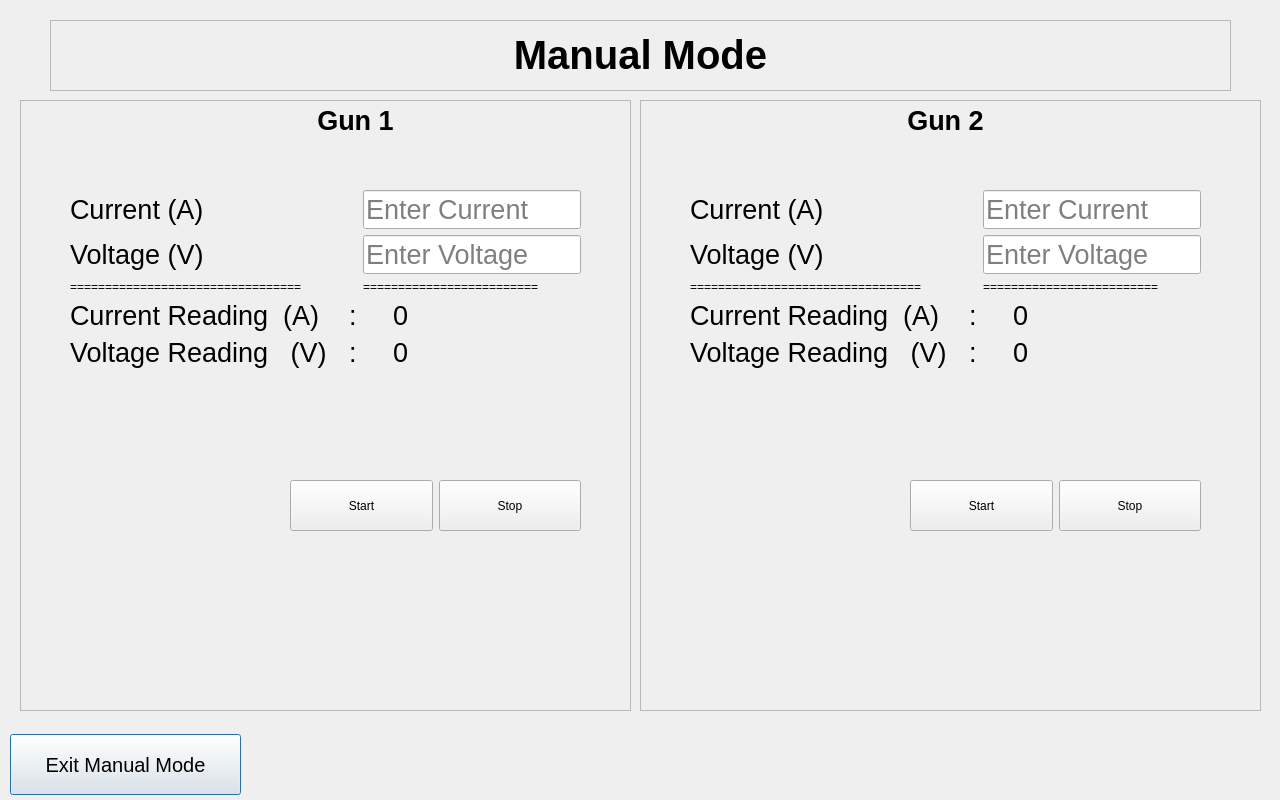
Above: ev2_b1105/manual_op.ui from ashrafulkhn/ev2_60kw before the change. Below: the same form after it.
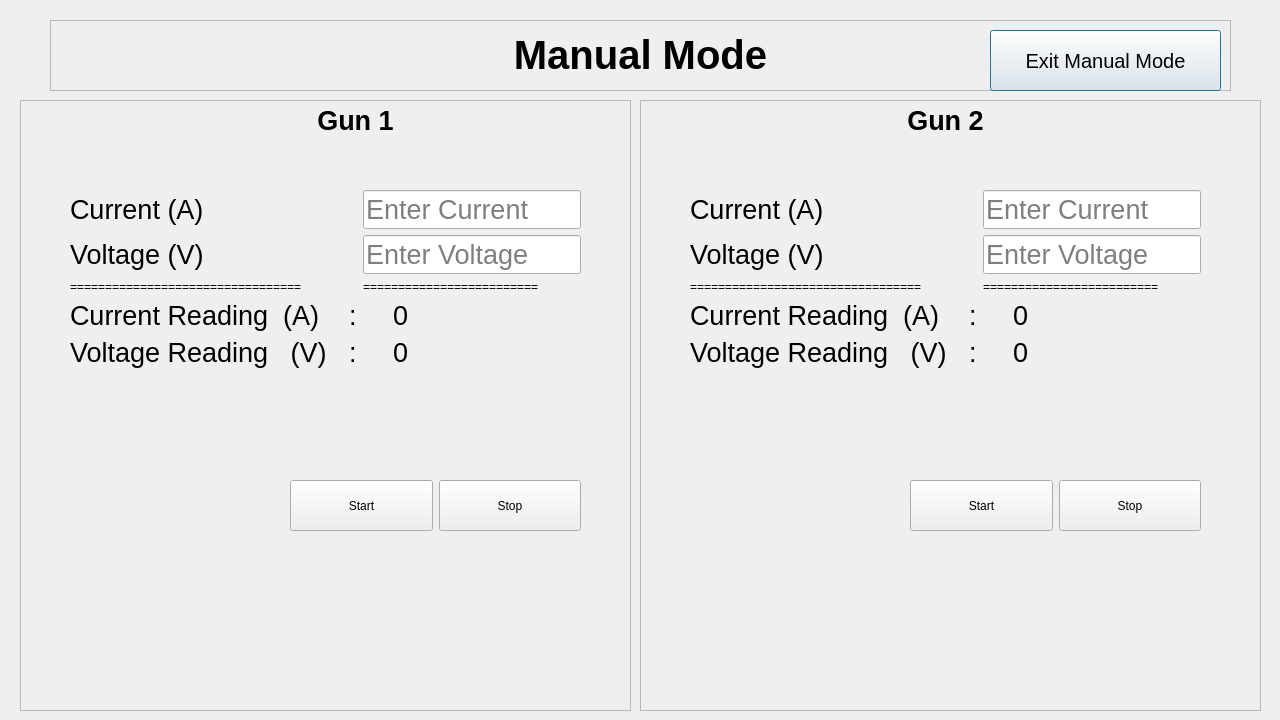
That is the form after the change.

What changed in the file:
```diff
--- a/ev2_b1105/manual_op.ui
+++ b/ev2_b1105/manual_op.ui
@@ -7,30 +7,12 @@
     <x>0</x>
     <y>0</y>
     <width>1280</width>
-    <height>800</height>
+    <height>720</height>
    </rect>
   </property>
   <property name="windowTitle">
    <string>Dialog</string>
   </property>
-  <widget class="QPushButton" name="buttonExitManMode">
-   <property name="geometry">
-    <rect>
-     <x>10</x>
-     <y>734</y>
-     <width>231</width>
-     <height>61</height>
-    </rect>
-   </property>
-   <property name="font">
-    <font>
-     <pointsize>15</pointsize>
-    </font>
-   </property>
-   <property name="text">
-    <string>Exit Manual Mode</string>
-   </property>
-  </widget>
   <widget class="QFrame" name="frame">
    <property name="geometry">
     <rect>
@@ -68,6 +50,24 @@
      <set>Qt::AlignCenter</set>
     </property>
    </widget>
+   <widget class="QPushButton" name="buttonExitManMode">
+    <property name="geometry">
+     <rect>
+      <x>940</x>
+      <y>10</y>
+      <width>231</width>
+      <height>61</height>
+     </rect>
+    </property>
+    <property name="font">
+     <font>
+      <pointsize>15</pointsize>
+     </font>
+    </property>
+    <property name="text">
+     <string>Exit Manual Mode</string>
+    </property>
+   </widget>
   </widget>
   <widget class="QLabel" name="label_2">
    <property name="geometry">
```
Left out of the diff: 1 changed line with no effect on the pictures.
